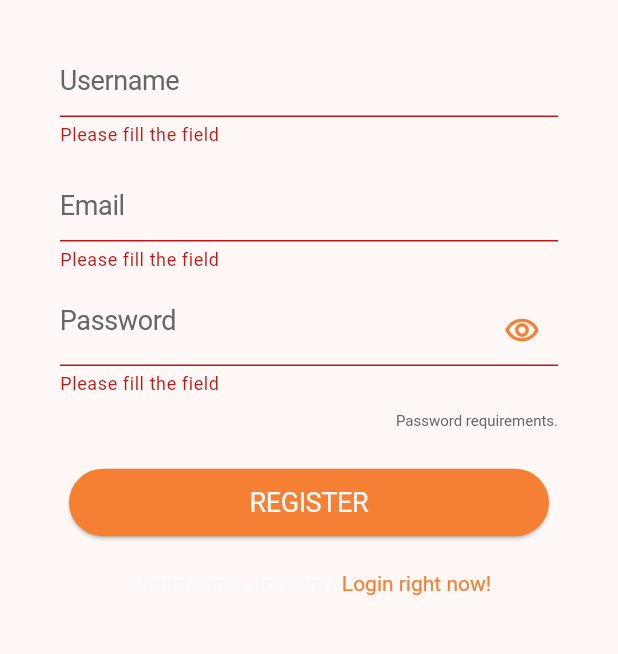
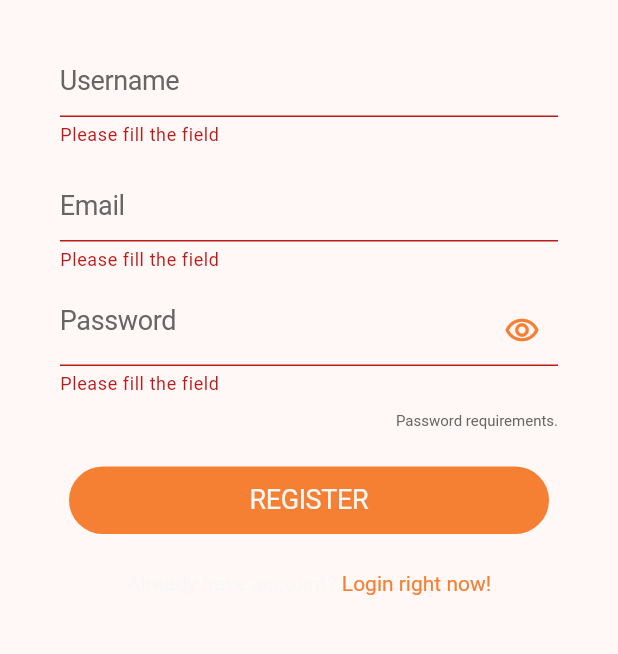
Before and after one commit to Keremovsky/flutter_anime_app, a Flutter app: the CreateBottomSheet widget shown alone on an empty page, opened directly, after a tap on "REGISTER", on a phone screen of 412 x 824 dp, the part 54-708 px from its top. Run offline on Flutter 3.47's test engine with Material 2 defaults, Android fonts, the phone set to English and light mode, and no system bars; our stand-ins replace cloud_firestore, either_dart, firebase_auth, firebase_core, firebase_storage, flutter_riverpod and 3 more; missing offline and left inert: twitter_login; accounts and stored records are empty.

Commit message:
social auth button changed with auth button

```diff
--- a/lib/core/utils.dart
+++ b/lib/core/utils.dart
@@ -5,7 +5,7 @@ bool passwordValidator(String password) {
   RegExp regex =
       RegExp(r'^(?=.*\d)(?=.*[a-z])(?=.*[A-Z])(?=.*[a-zA-Z]).{8,12}$');
 
-  return regex.hasMatch(password);
+  return !regex.hasMatch(password);
 }
 
 void giveFeedback(BuildContext context, String text) {
--- a/lib/features/auth/controller/auth_controller.dart
+++ b/lib/features/auth/controller/auth_controller.dart
@@ -101,11 +101,6 @@ class AuthController extends StateNotifier<bool> {
 
   Future<void> registerWithEmail(BuildContext context, String username,
       String email, String password) async {
-    if (!passwordValidator(password)) {
-      giveFeedback(context, "Password requirements are not met.");
-      return;
-    }
-
     final control =
         await _authRepository.registerWithEmail(username, email, password);
 
--- /dev/null
+++ b/lib/features/auth/widgets/auth_button.dart
@@ -0,0 +1,96 @@
+import 'package:flutter/material.dart';
+
+class AuthButton extends StatefulWidget {
+  ///Child widget that will be shown when no loading.
+  final Widget child;
+
+  ///Auth process.
+  final Future Function() authProcess;
+
+  ///The loading indicator that will be shown while loading process.
+  final Widget? loadingIndicator;
+
+  /// Height of button.
+  final double height;
+
+  /// Width of button.
+  final double width;
+
+  /// Boolean value to decide if button will shrink while loading process.
+  final bool shrinkOnLoading;
+
+  /// A double value to decide width of button when it shrunk.
+  final double shrinkWidth;
+
+  /// Duration variable to decide how much time shrinking will take
+  final Duration shrinkAnimationDuration;
+
+  /// Background color of button.
+  final Color background;
+
+  const AuthButton({
+    super.key,
+    required this.child,
+    required this.authProcess,
+    required this.height,
+    required this.width,
+    this.shrinkOnLoading = false,
+    this.shrinkWidth = 0,
+    this.shrinkAnimationDuration = const Duration(seconds: 0),
+    this.loadingIndicator,
+    this.background = Colors.transparent,
+  });
+
+  @override
+  State<AuthButton> createState() => _AuthButtonState();
+}
+
+class _AuthButtonState extends State<AuthButton> {
+  bool _isLoading = false;
+
+  late double height;
+  late double width;
+  double minWidth = 0;
+
+  @override
+  void initState() {
+    height = widget.height;
+    width = widget.width;
+    super.initState();
+  }
+
+  @override
+  Widget build(BuildContext context) {
+    return Material(
+      color: widget.background,
+      borderRadius: BorderRadius.circular(30),
+      child: InkWell(
+        borderRadius: BorderRadius.circular(30),
+        onTap: () async {
+          setState(() {
+            widget.shrinkOnLoading ? width = widget.shrinkWidth : null;
+          });
+          await Future.delayed(widget.shrinkAnimationDuration);
+          setState(() {
+            _isLoading = true;
+          });
+          await widget.authProcess();
+          setState(() {
+            _isLoading = false;
+            widget.shrinkOnLoading ? width = widget.width : null;
+          });
+        },
+        child: AnimatedContainer(
+            duration: widget.shrinkAnimationDuration,
+            height: height,
+            width: width,
+            decoration: BoxDecoration(
+              borderRadius: BorderRadius.circular(30),
+            ),
+            child: _isLoading && widget.loadingIndicator != null
+                ? Center(child: widget.loadingIndicator)
+                : Center(child: widget.child)),
+      ),
+    );
+  }
+}
--- a/lib/features/auth/widgets/create_bottom_sheet.dart
+++ b/lib/features/auth/widgets/create_bottom_sheet.dart
@@ -1,6 +1,9 @@
 import 'package:flutter/gestures.dart';
 import 'package:flutter/material.dart';
+import 'package:flutter_anime_app/core/utils.dart';
+import 'package:flutter_anime_app/core/utils/custom_circular_progress_indicator.dart';
 import 'package:flutter_anime_app/features/auth/controller/auth_controller.dart';
+import 'package:flutter_anime_app/features/auth/widgets/auth_button.dart';
 import 'package:flutter_anime_app/features/auth/widgets/login_bottom_sheet.dart';
 import 'package:flutter_anime_app/themes/palette.dart';
 import 'package:flutter_riverpod/flutter_riverpod.dart';
@@ -103,6 +106,9 @@ class _CreateBottomSheetState extends ConsumerState<CreateBottomSheet> {
                         if (value == null || value.isEmpty) {
                           return "Please fill the field";
                         }
+                        if (passwordValidator(value)) {
+                          return "Password requirements are not met.";
+                        }
                         return null;
                       },
                       onSaved: (value) {
@@ -168,12 +174,14 @@ class _CreateBottomSheetState extends ConsumerState<CreateBottomSheet> {
               ),
             ),
             const SizedBox(height: 25),
-            ElevatedButton(
-              onPressed: () {
+            AuthButton(
+              authProcess: () async {
                 if (formKey.currentState!.validate()) {
                   formKey.currentState!.save();
 
-                  ref.read(authControllerProvider.notifier).registerWithEmail(
+                  await ref
+                      .read(authControllerProvider.notifier)
+                      .registerWithEmail(
                         context,
                         username,
                         email,
@@ -181,9 +189,13 @@ class _CreateBottomSheetState extends ConsumerState<CreateBottomSheet> {
                       );
                 }
               },
-              style: const ButtonStyle(
-                minimumSize: MaterialStatePropertyAll<Size>(Size(320, 45)),
-              ),
+              height: 45,
+              width: 320,
+              shrinkOnLoading: true,
+              shrinkAnimationDuration: const Duration(milliseconds: 250),
+              shrinkWidth: 45,
+              loadingIndicator: const CustomCircularProgressIndicator(size: 20),
+              background: Palette.mainColor,
               child: Text(
                 "REGISTER",
                 style: Theme.of(context).textTheme.displayLarge,
```
Also changed, not shown: lib/features/auth/screens/auth_screen.dart (+22 -7 lines), lib/features/auth/widgets/login_bottom_sheet.dart (+14 -6 lines), lib/features/auth/widgets/social_auth_button.dart (deleted, +0 -56 lines).
